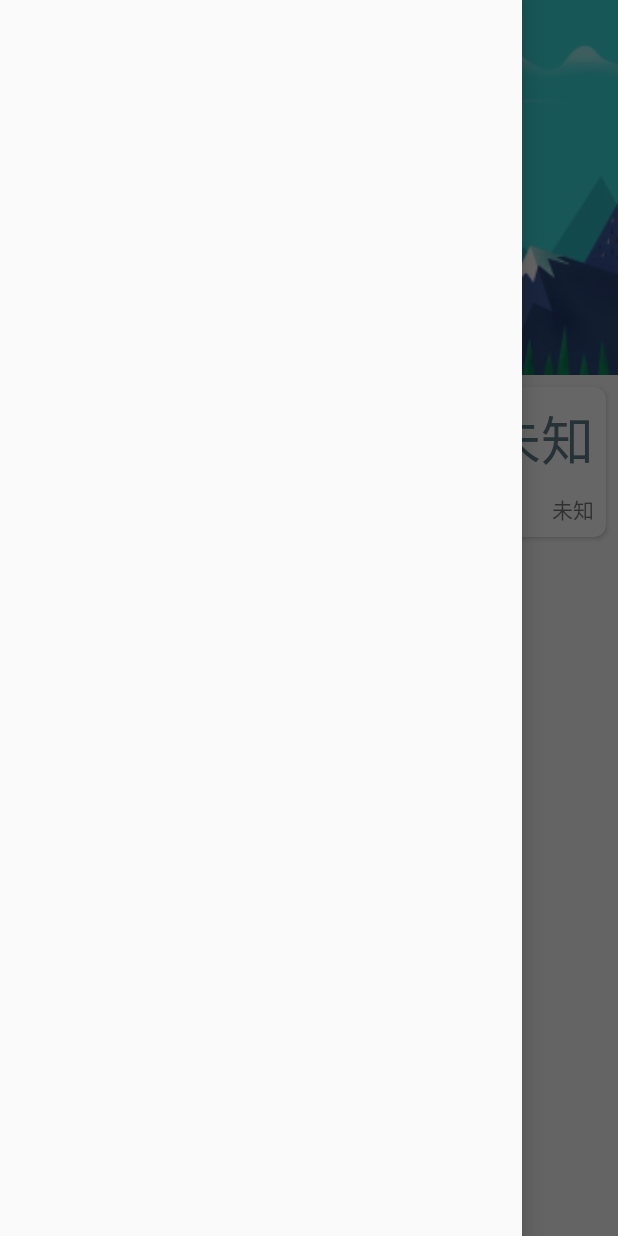
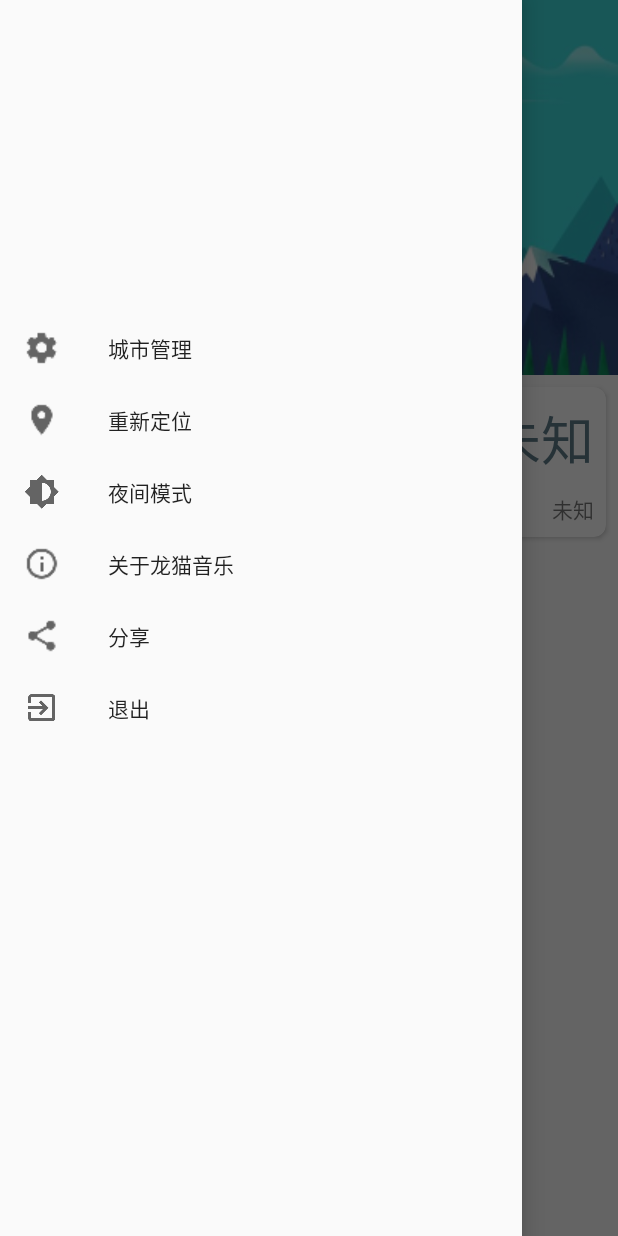
Before and after one commit to BigChaChi/TotoroWeather, an Android app: the WeatherActivity screen opened directly, with no data from a screen before it, with the side drawer open, on a phone screen of 412 x 824 dp. Run offline under Robolectric (Android 15) with nearby library versions, the phone set to English and light mode, and no system bars; libraries missing offline, so code that uses them is left out: com.amap.api.

Commit message:
写好了侧滑的界面

```diff
--- a/app/src/main/java/totoro/application/xkf/totoroweather/service/DataService.java
+++ b/app/src/main/java/totoro/application/xkf/totoroweather/service/DataService.java
@@ -28,6 +28,7 @@ import totoro.application.xkf.totoroweather.util.UrlBuilder;
 public class DataService extends Service {
     private Handler mainThread = new Handler(Looper.getMainLooper());
     private String mCurrentCityId = null;
+    private Weather mCurrentWeather;
 
     public DataService() {
     }
@@ -63,6 +64,7 @@ public class DataService extends Service {
                 Gson gson = new Gson();
                 JsonForWeather jsonWeather = gson.fromJson(json, JsonForWeather.class);
                 final Weather weather = jsonWeather.changeToWeather();
+                mCurrentWeather = weather;
                 mainThread.post(new Runnable() {
                     @Override
                     public void run() {
@@ -104,7 +106,7 @@ public class DataService extends Service {
         return mCurrentCityId;
     }
 
-    public void setCurrentCityId(String currentCityId) {
-        this.mCurrentCityId = currentCityId;
+    public Weather getCurrentWeather() {
+        return mCurrentWeather;
     }
 }
--- a/app/src/main/res/layout/activity_weather.xml
+++ b/app/src/main/res/layout/activity_weather.xml
@@ -20,6 +20,7 @@
                 android:id="@+id/ctl_collapsing_layout"
                 android:layout_width="match_parent"
                 android:layout_height="match_parent"
+                android:elevation="4dp"
                 android:theme="@style/ThemeOverlay.AppCompat.Dark.ActionBar"
                 app:contentScrim="?attr/colorPrimary"
                 app:layout_scrollFlags="scroll|exitUntilCollapsed">
@@ -162,5 +163,6 @@
         android:layout_width="match_parent"
         android:layout_height="match_parent"
         android:layout_gravity="start"
-        app:headerLayout="@layout/navigation_head_layout" />
+        app:headerLayout="@layout/navigation_head_layout"
+        app:menu="@menu/navigation_menu" />
 </android.support.v4.widget.DrawerLayout>
--- /dev/null
+++ b/app/src/main/res/menu/navigation_menu.xml
@@ -0,0 +1,33 @@
+<?xml version="1.0" encoding="utf-8"?>
+<menu xmlns:android="http://schemas.android.com/apk/res/android"
+    xmlns:app="http://schemas.android.com/apk/res-auto">
+    <group android:checkableBehavior="all">
+        <item
+            android:id="@+id/city_manage"
+            android:icon="@mipmap/ic_menu_setting"
+            android:title="@string/cityManage" />
+        <item
+            android:id="@+id/location_again"
+            android:icon="@mipmap/ic_menu_location"
+            android:title="@string/locationAgain" />
+
+        <item
+            android:id="@+id/night_mode"
+            android:icon="@mipmap/ic_menu_night"
+            android:title="@string/nightMode" />
+
+        <item
+            android:id="@+id/about"
+            android:icon="@mipmap/ic_menu_about"
+            android:title="@string/about" />
+
+        <item
+            android:id="@+id/share"
+            android:icon="@mipmap/ic_menu_share"
+            android:title="@string/share" />
+        <item
+            android:id="@+id/quit"
+            android:icon="@mipmap/ic_menu_exit"
+            android:title="@string/quit" />
+    </group>
+</menu>
--- a/app/src/main/res/values/colors.xml
+++ b/app/src/main/res/values/colors.xml
@@ -5,6 +5,8 @@
     <color name="colorAccent">#FF9800</color>
 
     <color name="white">@android:color/white</color>
+    <color name="red">@android:color/holo_red_light</color>
+    <color name="blue">@android:color/holo_blue_light</color>
     <color name="grey">#607D8B</color>
 
 </resources>
--- a/app/src/main/res/values/strings.xml
+++ b/app/src/main/res/values/strings.xml
@@ -3,7 +3,16 @@
     <string name="finish_prompt">再按一次退出</string>
     <string name="loadFail">加载失败</string>
     <string name="unKnow">未知</string>
+    <string name="noNet">没有网</string>
     <string name="loadSuccess">成功加载了最新天气</string>
+    <string name="cityManage">城市管理</string>
+    <string name="locationAgain">重新定位</string>
+    <string name="nightMode">夜间模式</string>
+    <string name="about">关于龙猫音乐</string>
+    <string name="share">分享</string>
+    <string name="shareApp">我正在使用简洁易用的龙猫天气，得知今天@°。快来和我一起使用吧。http://www.baidu.com</string>
+    <string name="quit">退出</string>
+    <string name="askQuit">确定要退出龙猫天气吗?</string>
     <string name="localCityId">LocalCityId</string>
     <string name="currentCityId">CurrentCityId</string>
     <string name="allCities">AllCities</string>
```
Also changed, not shown: app/src/main/java/totoro/application/xkf/totoroweather/activity/WeatherActivity.java (+53 -6 lines), app/src/main/java/totoro/application/xkf/totoroweather/util/AlertDialogBuilder.java (added, +17 -0 lines), app/src/main/res/drawable/ic_search_black_24dp.xml (added, +9 -0 lines), app/src/main/res/mipmap-xxhdpi/ic_menu_exit.png (added), app/src/main/res/mipmap-xxhdpi/ic_menu_night.png (added).
